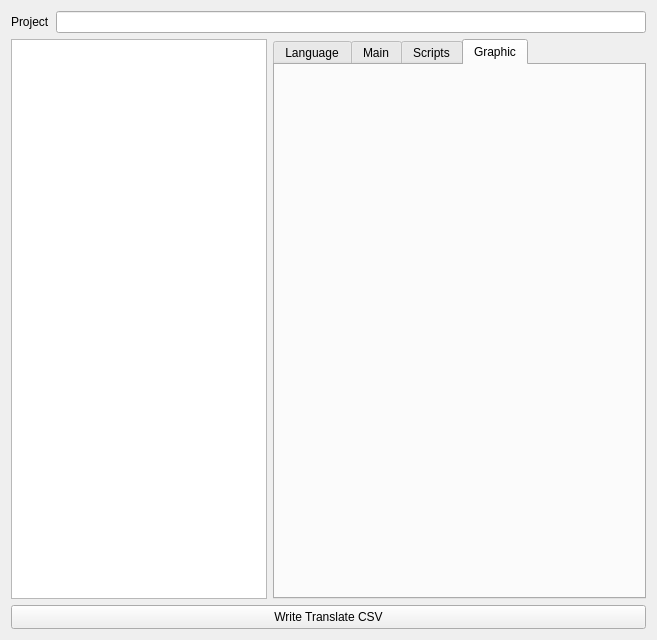
The window that src/ui/WriteModeComponent.ui (MUkoutyan/langscore-app) describes before a commit, drawn with Qt 5.
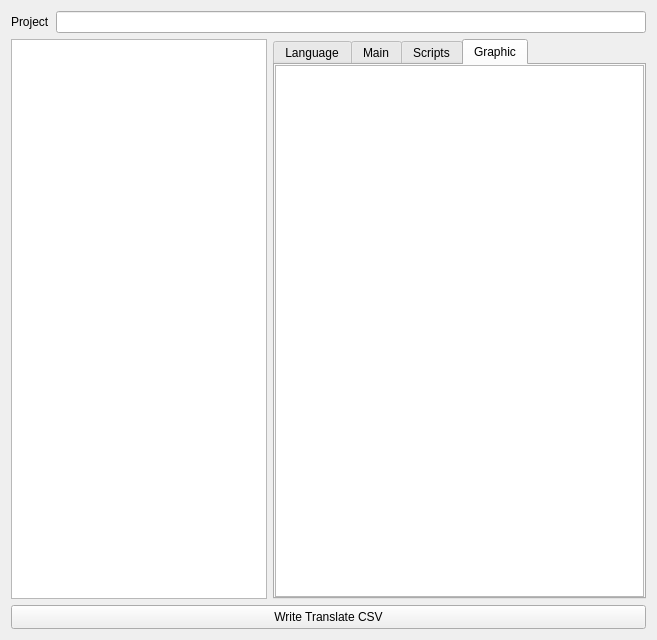
The same window after the commit. The open tabs and pages were chosen to show the change. Custom widgets are drawn as their Qt base class.

The edit to the form file:
```diff
--- a/src/ui/WriteModeComponent.ui
+++ b/src/ui/WriteModeComponent.ui
@@ -200,6 +200,26 @@
         <attribute name="title">
          <string>Graphic</string>
         </attribute>
+        <layout class="QVBoxLayout" name="verticalLayout_4">
+         <property name="spacing">
+          <number>0</number>
+         </property>
+         <property name="leftMargin">
+          <number>0</number>
+         </property>
+         <property name="topMargin">
+          <number>0</number>
+         </property>
+         <property name="rightMargin">
+          <number>0</number>
+         </property>
+         <property name="bottomMargin">
+          <number>0</number>
+         </property>
+         <item>
+          <widget class="QGraphicsView" name="graphicsView"/>
+         </item>
+        </layout>
        </widget>
       </widget>
      </item>
```
Left out of the diff: 2 changed lines with no effect on the pictures.
